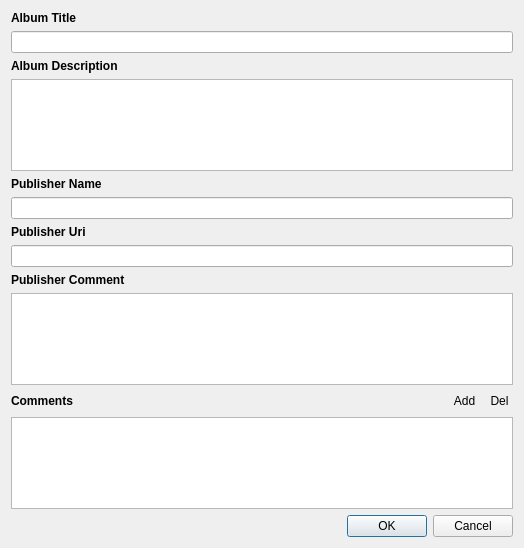
rbbrnc/krbkACD, file libQExiv2/SocialDialog/SocialMetadataDialog.ui: the form before one commit.
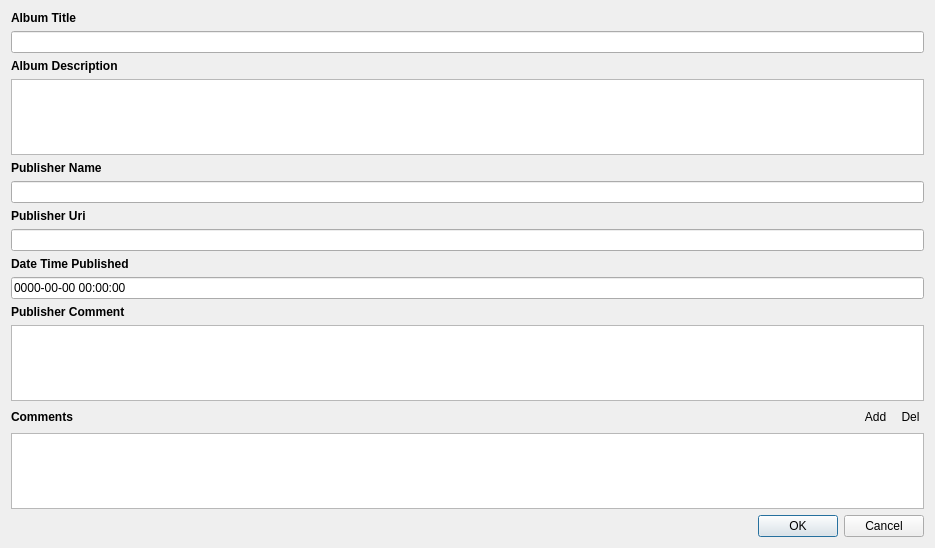
The form after the commit. Icons and pictures are not drawn.

```diff
--- a/libQExiv2/SocialDialog/SocialMetadataDialog.ui
+++ b/libQExiv2/SocialDialog/SocialMetadataDialog.ui
@@ -6,7 +6,7 @@
    <rect>
     <x>0</x>
     <y>0</y>
-    <width>524</width>
+    <width>935</width>
     <height>548</height>
    </rect>
   </property>
@@ -104,6 +104,29 @@
      <item>
       <widget class="QLineEdit" name="publisherUri"/>
      </item>
+     <item>
+      <widget class="QLabel" name="label_7">
+       <property name="font">
+        <font>
+         <weight>75</weight>
+         <bold>true</bold>
+        </font>
+       </property>
+       <property name="text">
+        <string>Date Time Published</string>
+       </property>
+      </widget>
+     </item>
+     <item>
+      <widget class="QLineEdit" name="dateTimePublished">
+       <property name="inputMask">
+        <string>9999-99-99 99:99:99; </string>
+       </property>
+       <property name="text">
+        <string>0000-00-00 00:00:00</string>
+       </property>
+      </widget>
+     </item>
      <item>
       <widget class="QLabel" name="label_6">
        <property name="font">
```
